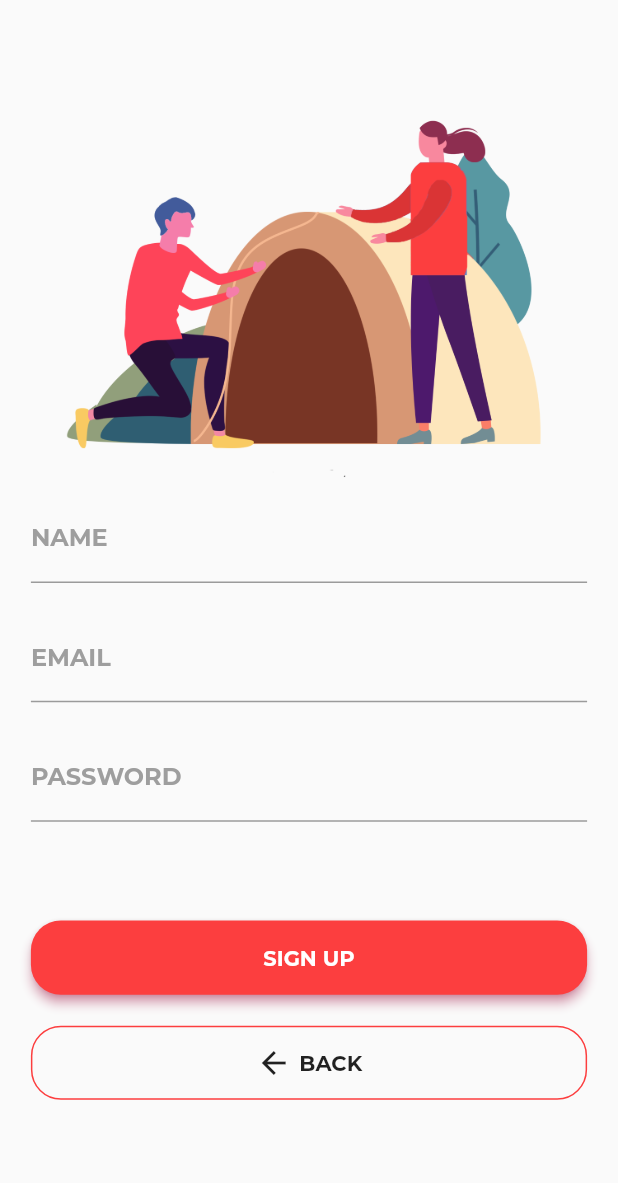
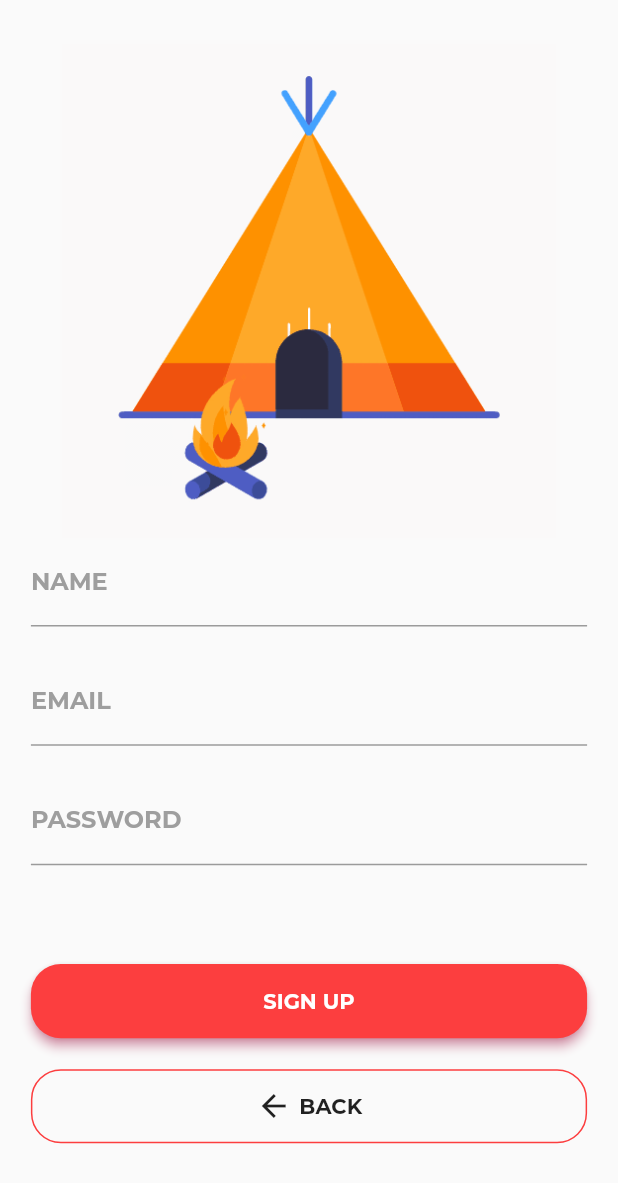
Before and after one commit to mehdiget/Tripply, a Flutter app: the Signup screen opened directly, on a phone screen of 412 x 824 dp. Shown: the top 1183 px of the screen. Run offline on Flutter 3.47's test engine with Material 2 defaults, Android fonts, the light colour scheme and no system bars; our stand-ins replace animated_theme_switcher, bubble_bottom_bar, cached_network_image, carousel_slider, cloud_firestore, firebase_auth and 10 more; missing offline and left inert: combos; accounts and stored records are empty.

Commit message:
first commit

```diff
--- a/lib/Screens/dashboard.dart
+++ b/lib/Screens/dashboard.dart
@@ -44,7 +44,7 @@ class _DashboardState extends State<Dashboard> {
   @override
   void initState() {
     super.initState();
-   // fetchCurrentUser();
+    // fetchCurrentUser();
     fetchDatabaseList();
     currentIndex = 0;
   }
@@ -96,12 +96,14 @@ class _DashboardState extends State<Dashboard> {
                       Stack(
                         children: [
                           placesList.isEmpty
-                              ? Image.asset("images/assets/placeholder_GIF.gif")
+                              ? Image.asset(
+                                  "images/assets/placeholder_GIF.gif",
+                                )
                               : CarouselSlider.builder(
                                   itemCount: placesList.length,
                                   options: CarouselOptions(
                                     autoPlayInterval:
-                                        const Duration(seconds: 6),
+                                        const Duration(seconds: 5),
                                     height: size.height * 0.45,
                                     // enlargeCenterPage: true,
                                     viewportFraction: 1,
--- a/lib/Screens/profilex.dart
+++ b/lib/Screens/profilex.dart
@@ -1,5 +1,3 @@
-import 'dart:ffi';
-
 import 'package:firebase_auth/firebase_auth.dart';
 import 'package:flutter_tester/API/DataManager.dart';
 import 'package:flutter_tester/Components/profile_list_item.dart';
@@ -103,7 +101,7 @@ class _ProfilexState extends State<Profilex> {
                                       top: 2,
                                     ),
                                     child: Text(
-                                      user.displayName == null
+                                      user.displayName.isEmpty
                                           ? Image.asset(
                                               "images/assets/placeholder_GIF.gif")
                                           : user.displayName,
--- a/lib/Screens/signup.dart
+++ b/lib/Screens/signup.dart
@@ -4,6 +4,7 @@ import 'package:flutter/material.dart';
 import 'package:firebase_auth/firebase_auth.dart';
 import 'package:cloud_firestore/cloud_firestore.dart';
 import 'package:hexcolor/hexcolor.dart';
+import 'package:lottie/lottie.dart';
 
 class Signup extends StatefulWidget {
   @override
@@ -40,14 +41,21 @@ class _SignupState extends State<Signup> {
               Container(
                 child: Stack(
                   children: [
-                    Container(
+                    Padding(
+                      padding: EdgeInsets.only(
+                        right: 19,
+                        top: 29,
+                      ),
+                    child : Container(
                       // padding: EdgeInsets.only(left: 45, bottom: 0, top: 0,),
-                      child: Image.asset(
-                        'images/assets/khayma.png',
-                        width: size.width * 0.8,
+                      child: Image.asset('images/assets/tente.gif',
+                     width: size.width *0.8,
+
+                     scale: 0.2,
                       ),
+
                       padding: EdgeInsets.only(left: size.width * 0.1),
-                    ),
+                    )),
                   ],
                 ),
               ),
@@ -143,7 +151,7 @@ class _SignupState extends State<Signup> {
                         ),
                       ),
                     ),
-                    SizedBox(height:size.height * 0.025),
+                    SizedBox(height: size.height * 0.025),
                     Container(
                       height: size.height * 0.06,
                       color: Colors.transparent,
--- a/pubspec.yaml
+++ b/pubspec.yaml
@@ -44,6 +44,7 @@ dependencies:
   bubble_bottom_bar: ^1.2.0
   font_awesome_flutter: ^8.10.0
   combos: ^1.2.0
+  lottie: ^0.7.0+1
 
 
 dev_dependencies:
@@ -72,8 +73,10 @@ flutter:
     - images/assets/khayma.png
     - images/assets/colonia.png
     - images/assets/colon.png
+    - images/assets/person.jpg
     - images/assets/forgetting.png
-    - images/assets/person.jpg
+    - images/assets/tente.gif
+
 
   # An image asset can refer to one or more resolution-specific "variants", see
   # https://flutter.dev/assets-and-images/#resolution-aware.
```
Also changed, not shown: images/assets/tente.gif (added), pubspec.lock.
